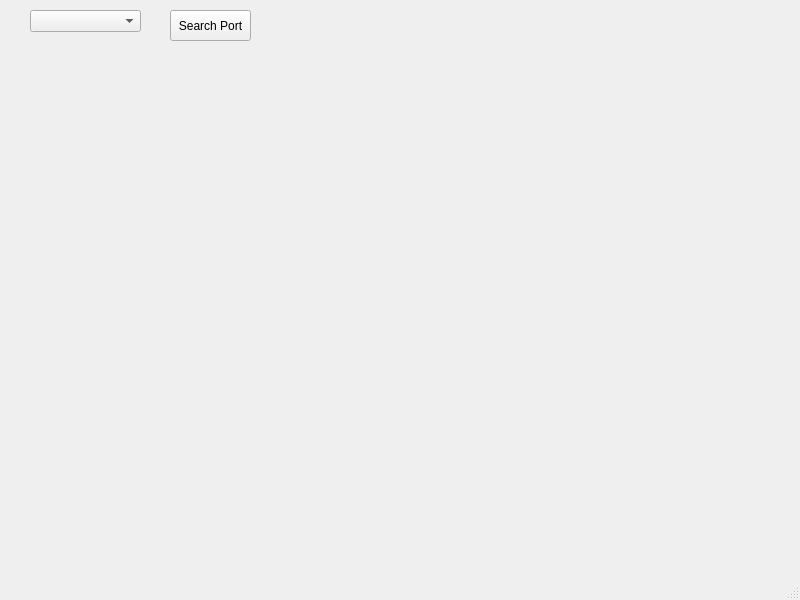
Alfa-Elettronica/SwCollaudoL24, file gui/MainWindow.ui: the form before one commit.
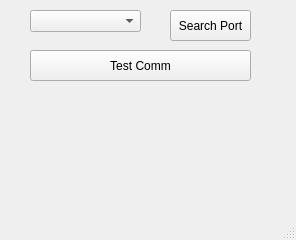
The form after the commit.

Commit message: basic com

```diff
--- a/gui/MainWindow.ui
+++ b/gui/MainWindow.ui
@@ -6,8 +6,8 @@
    <rect>
     <x>0</x>
     <y>0</y>
-    <width>800</width>
-    <height>600</height>
+    <width>296</width>
+    <height>240</height>
    </rect>
   </property>
   <property name="windowTitle">
@@ -37,6 +37,19 @@
      </rect>
     </property>
    </widget>
+   <widget class="QPushButton" name="btnTestComm">
+    <property name="geometry">
+     <rect>
+      <x>30</x>
+      <y>50</y>
+      <width>221</width>
+      <height>31</height>
+     </rect>
+    </property>
+    <property name="text">
+     <string>Test Comm</string>
+    </property>
+   </widget>
   </widget>
   <widget class="QMenuBar" name="menubar">
    <property name="geometry">
```
Left out of the diff: 2 changed lines with no effect on the pictures. The commit also changes 2 other files.
